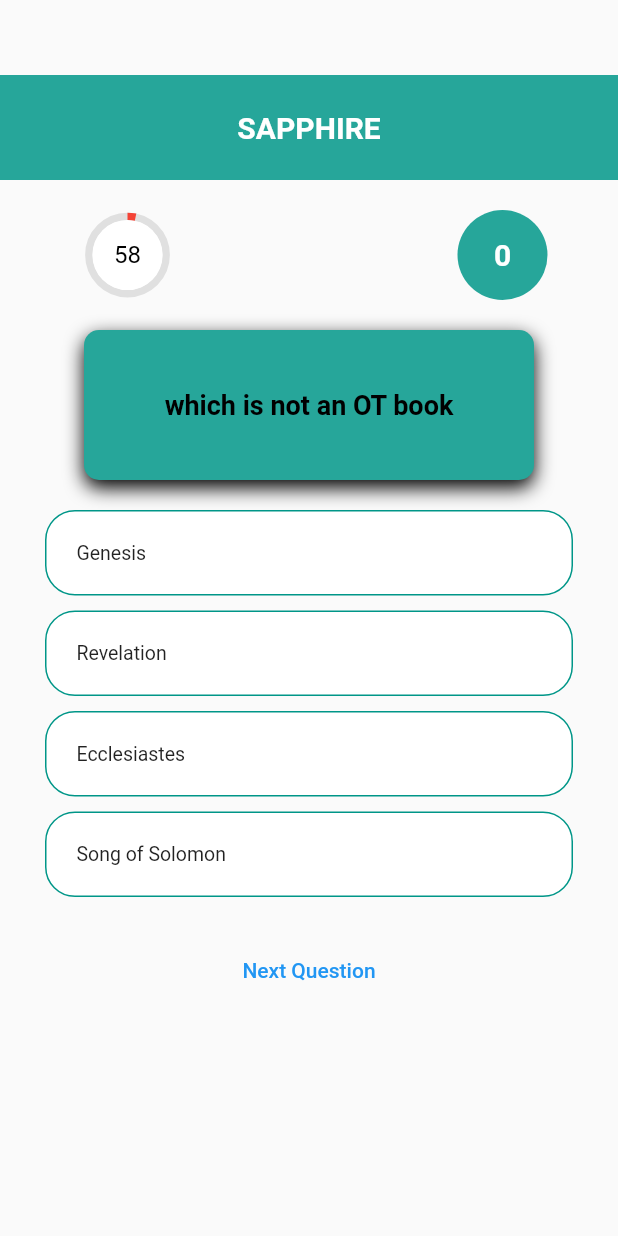
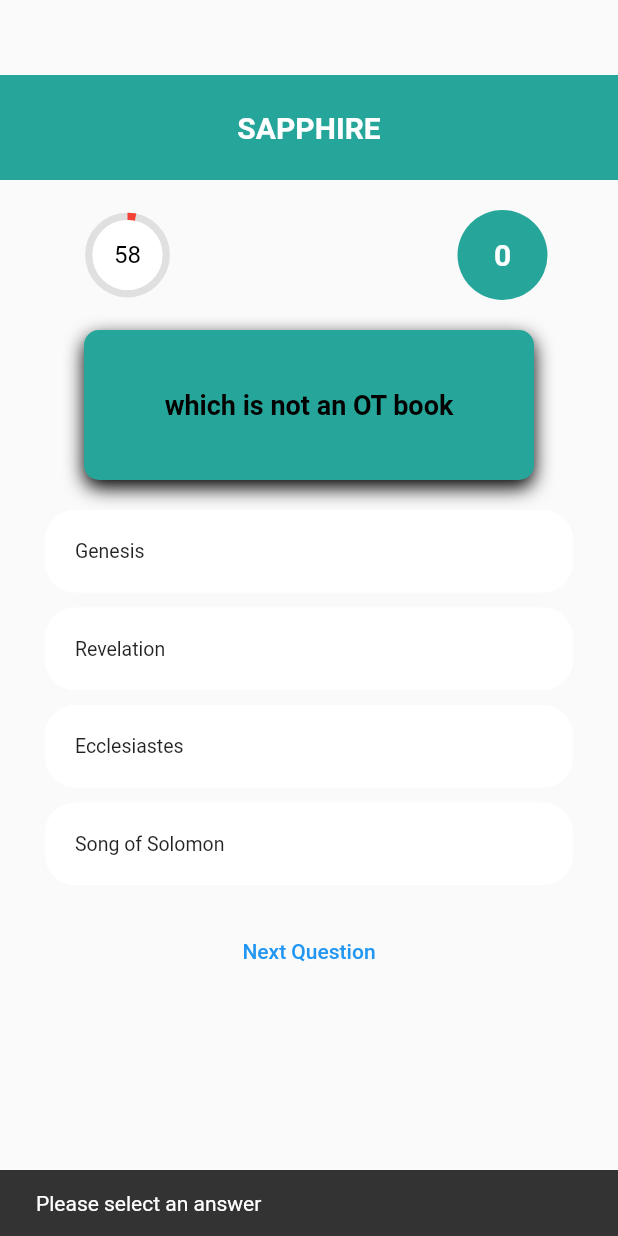
Before and after one commit to donduks/bible_quizzer2, a Flutter app: the SapphireHome screen opened directly, after a tap on "Next Question", on a phone screen of 412 x 824 dp. Run offline on Flutter 3.47's test engine with Material 2 defaults, Android fonts, the phone set to English and light mode, and no system bars; drawn by our look-alikes of circular_countdown_timer.

Commit message:
sapphire passed

```diff
--- a/lib/sapphire/sapphire_answers.dart
+++ b/lib/sapphire/sapphire_answers.dart
@@ -5,7 +5,10 @@ class Answers extends StatelessWidget {
   final Color answerColor;
   final Function answerTaped;
 
-  Answers({required this.answerText, required this.answerColor, required this.answerTaped});
+  Answers(
+      {required this.answerText,
+      required this.answerColor,
+      required this.answerTaped});
 
   @override
   Widget build(BuildContext context) {
@@ -17,7 +20,6 @@ class Answers extends StatelessWidget {
         width: double.infinity,
         decoration: BoxDecoration(
           color: answerColor,
-          border: Border.all(color: Colors.teal),
           borderRadius: BorderRadius.circular(20),
         ),
         child: Text(
--- a/lib/sapphire/sapphire_home.dart
+++ b/lib/sapphire/sapphire_home.dart
@@ -2,6 +2,8 @@ import 'package:bible_quizzer/sapphire/sapphire_answers.dart';
 import 'package:bible_quizzer/sapphire/sapphire_brain.dart';
 import 'package:bible_quizzer/sapphire/sapphire_timer.dart';
 import 'package:flutter/material.dart';
+
+import '../home_page.dart';
 
 int marks2 = 0;
 String remark2 = '';
@@ -16,11 +18,11 @@ class SapphireHome extends StatefulWidget {
 
 class _SapphireHomeState extends State<SapphireHome> {
   String? scores;
+  bool answerWasSelected = false;
   int questionIndex = 0;
-  bool answerWasSelected = false;
-
   bool end = false;
   bool correctAnswerSelected = false;
+  var inkwell = const InkWell();
 
   void reset() {
     setState(() {
@@ -138,7 +140,7 @@ class _SapphireHomeState extends State<SapphireHome> {
                           ? Colors.green
                           : Colors.white
                       : Colors.white,
-                      answerTaped: (){
+                  answerTaped: () {
                     if (answerWasSelected) {
                       return;
                     }
@@ -148,10 +150,37 @@ class _SapphireHomeState extends State<SapphireHome> {
                 ),
               ),
               SizedBox(
-                height: 20,
+                height: 15,
               ),
               TextButton(
-                onPressed: () {},
+                onPressed: () {
+                  setState(() {
+                    if (!answerWasSelected) {
+                      ScaffoldMessenger.of(context).showSnackBar(
+                        (const SnackBar(
+                          content: Text('Please select an answer'),
+                        )),
+                      );
+                      return;
+                    }
+                    questionIndex++;
+                    correctAnswerSelected = false;
+
+                    answerWasSelected = false;
+                    if (questionIndex == questions.length && marks2 < 19) {
+                      questionIndex = 0;
+                      marks2;
+                      Navigator.of(context).push(MaterialPageRoute(
+                          builder: (context) => const HomePage()));
+                    } else if (questionIndex == questions.length &&
+                        marks2 >= 19) {
+                      questionIndex = 0;
+                      marks2;
+                      Navigator.of(context).push(MaterialPageRoute(
+                          builder: (context) => const HomePage()));
+                    }
+                  });
+                },
                 child: Text('Next Question'),
               ),
             ],
```
Also changed, not shown: images/happy.png (added), images/sad.png (added), lib/sapphire/sapphire_fail.dart (added), lib/sapphire/sapphire_pass.dart (added). Lines whose indentation alone changed are shown as unchanged.
